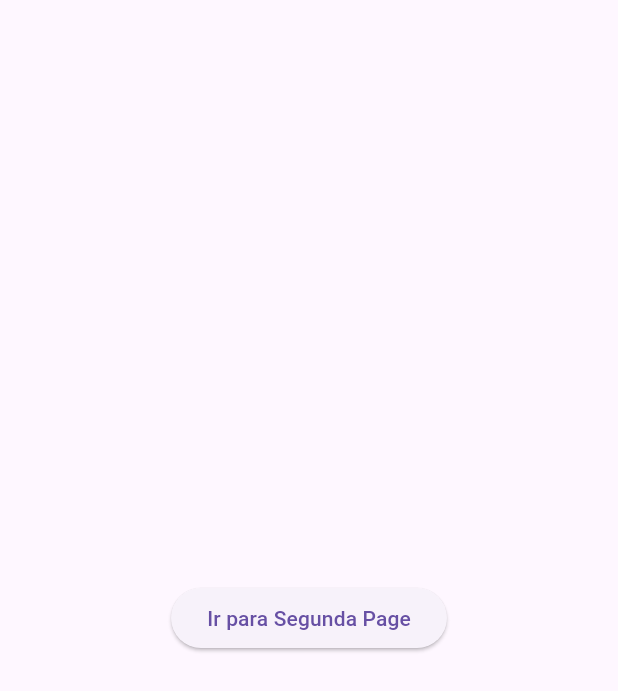
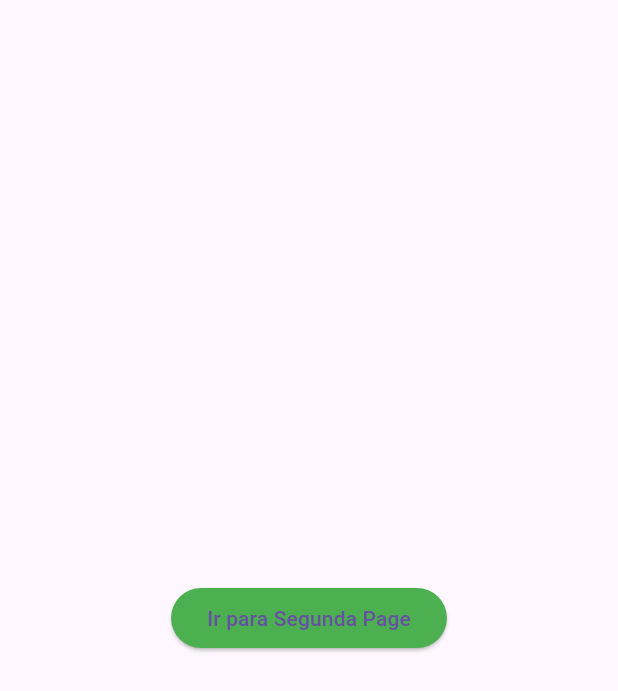
Before and after one commit to Vinitarfc/navegacao_paginas, a Flutter app: the screen it shows after launch, on a phone screen of 412 x 824 dp. Shown: the top 691 px of the screen. Run offline on Flutter 3.47's test engine with Material 3 defaults, Android fonts, the light colour scheme and no system bars.

Commit message:
Alterado para um button customizado

```diff
--- a/lib/one_page.dart
+++ b/lib/one_page.dart
@@ -1,5 +1,6 @@
 import 'package:flutter/material.dart';
-import 'package:navegacao_paginas/two_page.dart';
+import 'package:navegacao_paginas/widgets/custom_button_widget.dart';
+//import 'package:navegacao_paginas/two_page.dart';
 
 class OnePage extends StatelessWidget {
   const OnePage({Key? key}) : super(key: key);
@@ -8,13 +9,14 @@ class OnePage extends StatelessWidget {
   Widget build(BuildContext context) {
     return Scaffold(
       body: Center(
-        child: ElevatedButton(
+        child: CustomButtonWidget(
+          disable: false,
           onPressed: () {
             Navigator.of(context)
                 .pushNamed('/twoPage', arguments: 'teste')
                 .then((value) => print(value));
           },
-          child: Text('Ir para Segunda Page'),
+          title: 'Ir para Segunda Page',
         ),
       ),
     );
--- /dev/null
+++ b/lib/widgets/custom_button_widget.dart
@@ -0,0 +1,29 @@
+import 'package:flutter/material.dart';
+
+class CustomButtonWidget extends StatelessWidget {
+  final VoidCallback onPressed;
+  final String title;
+  final bool disable;
+  const CustomButtonWidget(
+      {super.key,
+      required this.title,
+      required this.onPressed,
+      this.disable = false});
+
+  @override
+  Widget build(BuildContext context) {
+    return ElevatedButton(
+      onPressed: disable ? null : onPressed,
+      child: Text(title),
+      style: ButtonStyle(
+        backgroundColor: MaterialStateProperty.resolveWith<Color>((states) {
+          if (states.contains(MaterialState.disabled)) return Colors.red;
+          if (states.contains(MaterialState.pressed)) return Colors.blue;
+          return Colors.green;
+        }),
+        shape: MaterialStateProperty.all(
+            RoundedRectangleBorder(borderRadius: BorderRadius.circular(30))),
+      ),
+    );
+  }
+}
```
